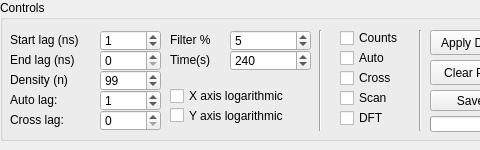
Before: the Qt Designer form line.ui in ahp-electronics/xc-gui, drawn with Qt 5; both pictures show x 160 to 640 and y 0 to 150 of the 1398 by 150 pixel window.
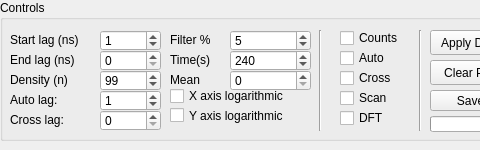
After: the same form once the commit is applied.

Patch:
```diff
--- a/line.ui
+++ b/line.ui
@@ -803,6 +803,41 @@
      <string>Clear rail</string>
     </property>
    </widget>
+   <widget class="QSpinBox" name="MinValue">
+    <property name="geometry">
+     <rect>
+      <x>230</x>
+      <y>70</y>
+      <width>81</width>
+      <height>21</height>
+     </rect>
+    </property>
+    <property name="minimum">
+     <number>0</number>
+    </property>
+    <property name="maximum">
+     <number>1000</number>
+    </property>
+    <property name="singleStep">
+     <number>1</number>
+    </property>
+    <property name="value">
+     <number>0</number>
+    </property>
+   </widget>
+   <widget class="QLabel" name="label_22">
+    <property name="geometry">
+     <rect>
+      <x>170</x>
+      <y>70</y>
+      <width>61</width>
+      <height>20</height>
+     </rect>
+    </property>
+    <property name="text">
+     <string>Mean</string>
+    </property>
+   </widget>
   </widget>
  </widget>
  <resources/>
```
